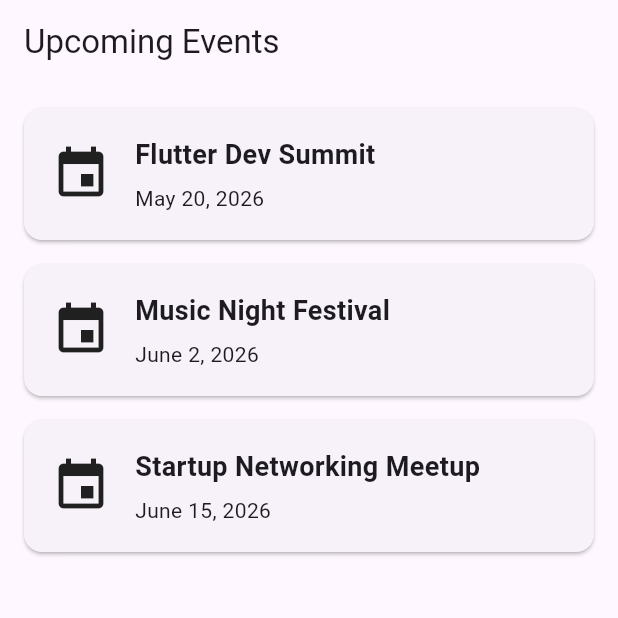
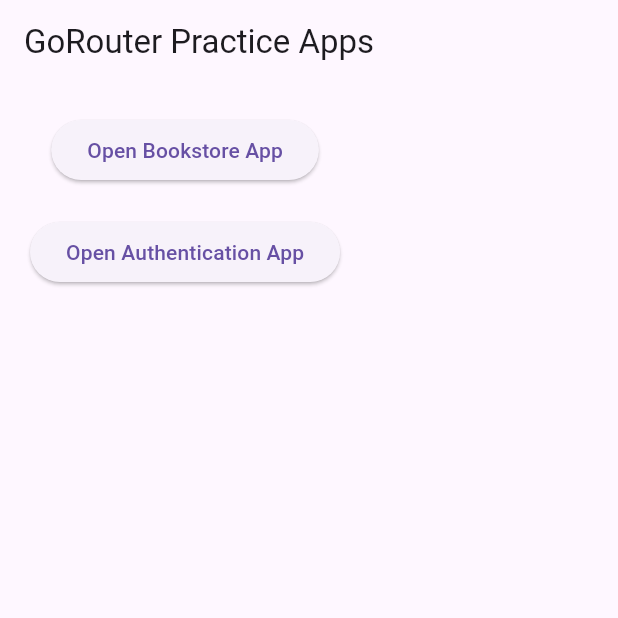
Before and after one commit to pugal6/flutter-tasks, a Flutter app: the screen it shows after launch, on a phone screen of 412 x 824 dp, the top half of it. Run offline on Flutter 3.47's test engine with Material 3 defaults, Android fonts, the phone set to English and light mode, and no system bars; our stand-ins replace go_router.

Commit message:
Add go router task

```diff
--- /dev/null
+++ b/module3/lib/go router task/screens/app_selection_screen.dart
@@ -0,0 +1,37 @@
+import 'package:flutter/material.dart';
+import 'package:go_router/go_router.dart';
+
+class AppSelectionScreen extends StatelessWidget {
+  const AppSelectionScreen({super.key});
+
+  @override
+  Widget build(BuildContext context) {
+    return Scaffold(
+      appBar: AppBar(
+        title: const Text('GoRouter Practice Apps'),
+      ),
+      body: Padding(
+        padding: const EdgeInsets.all(20),
+        child: Column(
+          children: [
+            ElevatedButton(
+              onPressed: () {
+                context.go('/books');
+              },
+              child: const Text('Open Bookstore App'),
+            ),
+
+            const SizedBox(height: 20),
+
+            ElevatedButton(
+              onPressed: () {
+                context.go('/login');
+              },
+              child: const Text('Open Authentication App'),
+            ),
+          ],
+        ),
+      ),
+    );
+  }
+}
--- a/module3/lib/main.dart
+++ b/module3/lib/main.dart
@@ -1,55 +1,19 @@
 import 'package:flutter/material.dart';
-import 'package:module3/mini%20challenge1/models/event.dart';
-import 'package:module3/mini%20challenge1/providers/booking_provider.dart';
-import 'package:module3/mini%20challenge1/screens/event_details_screen.dart';
-import 'package:module3/mini%20challenge1/screens/home_screen.dart';
-import 'package:module3/mini%20challenge1/screens/ticket_confirmation_screen.dart';
-import 'package:provider/provider.dart';
+import 'router.dart';
 
 void main() {
-  runApp(
-    ChangeNotifierProvider(
-      create: (_) => BookingProvider(),
-      child: const EventApp(),
-    ),
-  );
+  runApp(const MyApp());
 }
 
-class EventApp extends StatelessWidget {
-  const EventApp({super.key});
+class MyApp extends StatelessWidget {
+  const MyApp({super.key});
 
   @override
   Widget build(BuildContext context) {
-    return MaterialApp(
+    return MaterialApp.router(
       debugShowCheckedModeBanner: false,
-      title: 'Event Manager',
-      initialRoute: '/',
-      routes: {
-        '/': (context) => const HomeScreen(),
-      },
-      onGenerateRoute: (settings) {
-        if (settings.name == EventDetailsScreen.routeName) {
-          final event = settings.arguments as Event;
-
-          return MaterialPageRoute(
-            builder: (context) {
-              return EventDetailsScreen(event: event);
-            },
-          );
-        }
-
-        if (settings.name == TicketConfirmationScreen.routeName) {
-          final event = settings.arguments as Event;
-
-          return MaterialPageRoute(
-            builder: (context) {
-              return TicketConfirmationScreen(event: event);
-            },
-          );
-        }
-
-        return null;
-      },
+      routerConfig: appRouter,
+      title: 'GoRouter Practice Apps',
     );
   }
 }
--- /dev/null
+++ b/module3/lib/router.dart
@@ -0,0 +1,43 @@
+import 'package:go_router/go_router.dart';
+import 'package:module3/go%20router%20task/models/book.dart';
+import 'package:module3/go%20router%20task/screens/app_selection_screen.dart';
+import 'package:module3/go%20router%20task/screens/auth/dashboard_screen.dart';
+import 'package:module3/go%20router%20task/screens/auth/login_screen.dart';
+import 'package:module3/go%20router%20task/screens/bookstore/book_details_screen.dart';
+import 'package:module3/go%20router%20task/screens/bookstore/home_screen.dart';
+
+final GoRouter appRouter = GoRouter(
+  initialLocation: '/',
+  routes: [
+    GoRoute(
+      path: '/',
+      builder: (context, state) => const AppSelectionScreen(),
+    ),
+
+    // Bookstore Routes
+    GoRoute(
+      path: '/books',
+      builder: (context, state) => const HomeScreen(),
+    ),
+
+    GoRoute(
+      path: '/book-details',
+      builder: (context, state) {
+        final book = state.extra as Book;
+
+        return BookDetailsScreen(book: book);
+      },
+    ),
+
+    // Auth Routes
+    GoRoute(
+      path: '/login',
+      builder: (context, state) => const LoginScreen(),
+    ),
+
+    GoRoute(
+      path: '/dashboard',
+      builder: (context, state) => const DashboardScreen(),
+    ),
+  ],
+);
--- a/module3/pubspec.yaml
+++ b/module3/pubspec.yaml
@@ -31,6 +31,7 @@ dependencies:
   flutter:
     sdk: flutter
   provider: ^6.1.2
+  go_router: ^12.1.0
 
   # The following adds the Cupertino Icons font to your application.
   # Use with the CupertinoIcons class for iOS style icons.
```
Also changed, not shown: module3/lib/go router task/models/book.dart (added, +13 -0 lines), module3/lib/go router task/screens/auth/dashboard_screen.dart (added, +32 -0 lines), module3/lib/go router task/screens/auth/login_screen.dart (added, +90 -0 lines), module3/lib/go router task/screens/bookstore/book_details_screen.dart (added, +80 -0 lines), module3/lib/go router task/screens/bookstore/home_screen.dart (added, +72 -0 lines), module3/pubspec.lock, 1 other file.
